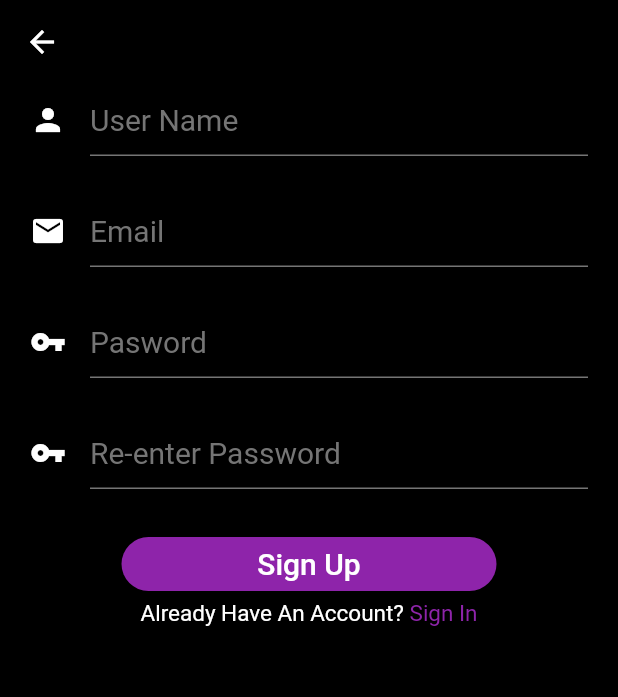
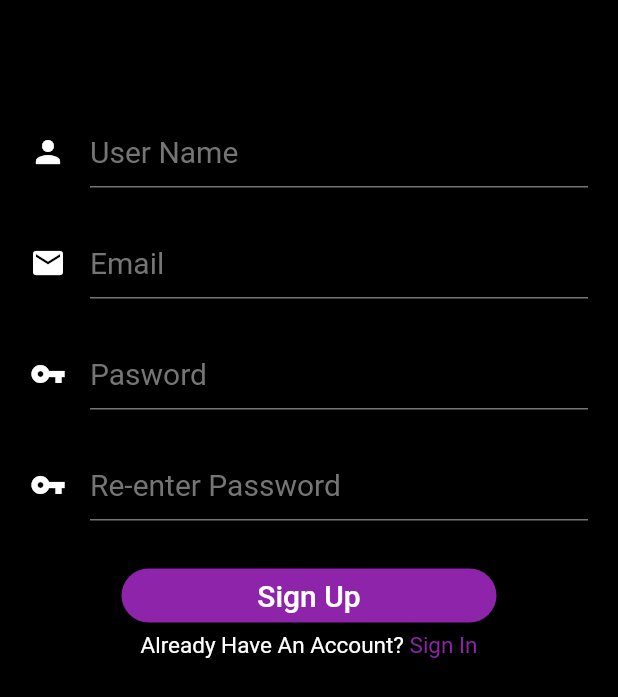
Before and after one commit to Fergus-Lai/flutter-daily, a Flutter app: the SignUp screen opened directly, on a phone screen of 412 x 824 dp. Shown: the top 697 px of the screen. Run offline on Flutter 3.47's test engine with Material 2 defaults, Android fonts, the light colour scheme and no system bars; our stand-ins replace cloud_firestore, firebase_auth, firebase_core, flutter_local_notifications, flutter_slidable, timezone; accounts and stored records are empty; network calls fail.

Commit message:
Optimize Code

```diff
--- a/lib/auth/sign_up.dart
+++ b/lib/auth/sign_up.dart
@@ -1,11 +1,11 @@
 import 'package:android_daily/auth/sign_in.dart';
+import 'package:android_daily/style.dart';
 
 import 'package:cloud_firestore/cloud_firestore.dart';
 import 'package:firebase_auth/firebase_auth.dart';
+
 import 'package:flutter/material.dart';
 import 'package:flutter/gestures.dart';
-
-import 'package:android_daily/style.dart';
 
 class SignUp extends StatefulWidget {
   const SignUp({Key? key}) : super(key: key);
@@ -101,15 +101,17 @@ class _SignUpState extends State<SignUp> {
   @override
   Widget build(BuildContext context) {
     return Scaffold(
-        appBar: AppBar(
-          backgroundColor: backgroundColor,
-        ),
         resizeToAvoidBottomInset: false,
         backgroundColor: backgroundColor,
         body: Padding(
             padding: EdgeInsets.symmetric(horizontal: 20),
             child: Column(
               children: [
+                // Place Holder
+                Flexible(
+                  flex: 1,
+                  child: Container(),
+                ),
                 // User Name Field
                 TextField(
                     controller: userNameController,
--- a/lib/home/home.dart
+++ b/lib/home/home.dart
@@ -1,8 +1,9 @@
 import 'dart:async';
+
+import 'package:android_daily/style.dart';
+
 import 'package:intl/intl.dart';
 import 'package:flutter/material.dart';
-
-import 'package:android_daily/style.dart';
 
 // Create Formatter For Date And Hour To String
 final DateFormat dateFormatter = DateFormat('E d MMM yy');
--- a/lib/main.dart
+++ b/lib/main.dart
@@ -14,6 +14,7 @@ Future<void> main() async {
   WidgetsFlutterBinding.ensureInitialized();
   // Initialize Firebase App
   await Firebase.initializeApp();
+  // Initialize Timezone for Notification
   tz.initializeTimeZones();
   runApp(MyApp());
 }
@@ -84,6 +85,7 @@ class _MyAppState extends State<MyApp> {
         onSelectNotification: selectNotification);
   }
 
+  // When The Notification Is Clicked
   Future<void> selectNotification(String? payload) async {
     if (payload != null) {
       await FirebaseFirestore.instance
```
Also changed, not shown: lib/account/account.dart (+2 -5 lines), lib/alarm/alarm_change.dart (+17 -10 lines), lib/alarm/alarm_home.dart (+4 -3 lines), lib/auth/sign_in.dart (+5 -6 lines), lib/nav.dart (+7 -6 lines).
